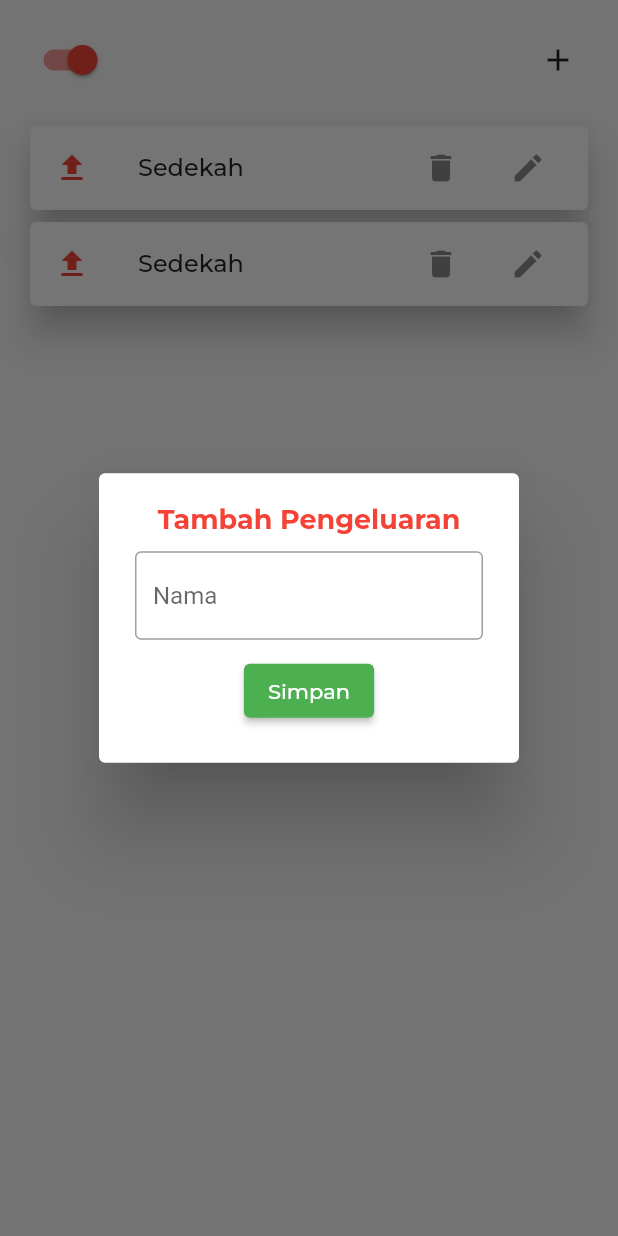
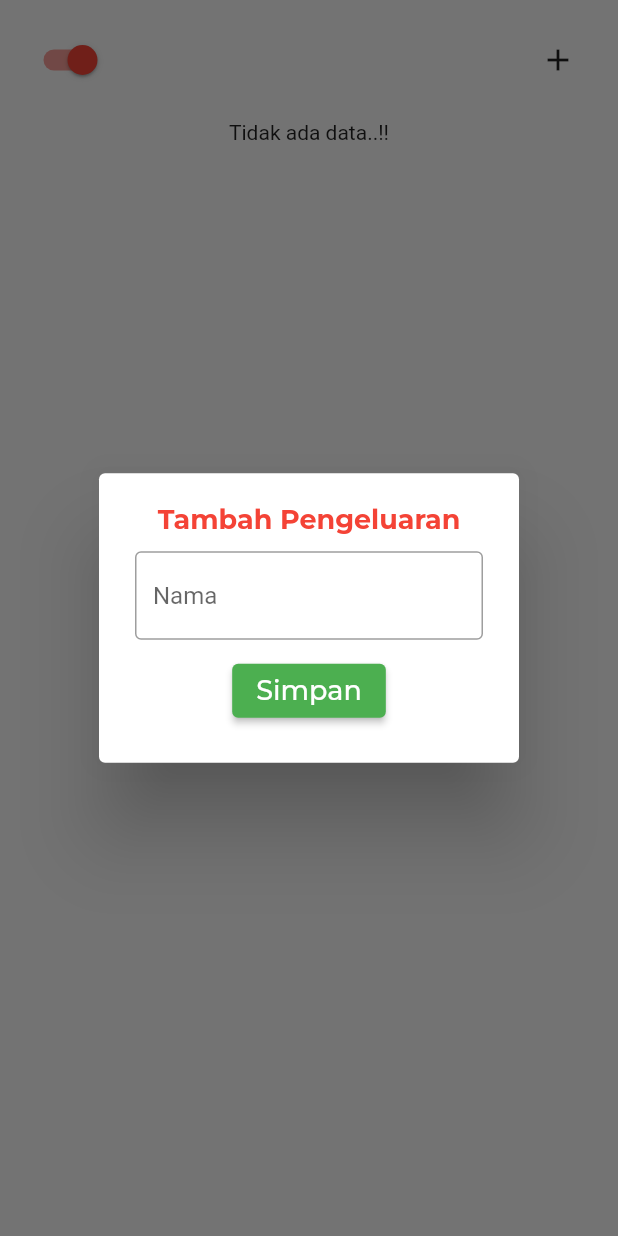
Before and after one commit to HumaCode/Aplikasi-pencatatan-keuangan-pribadi---flutter-Drift, a Flutter app: the CategoryPage widget shown alone on an empty page, opened directly, after a tap on the "add" icon, on a phone screen of 412 x 824 dp. Run offline on Flutter 3.47's test engine with Material 2 defaults, Android fonts, the phone set to English and light mode, and no system bars; our stand-ins replace drift, google_fonts; missing offline and left inert: calendar_appbar; accounts and stored records are empty; generated files the repository leaves out were written again.

Commit message:
CRUD category

```diff
--- a/lib/pages/category_page.dart
+++ b/lib/pages/category_page.dart
@@ -1,5 +1,6 @@
 import 'package:flutter/material.dart';
 import 'package:google_fonts/google_fonts.dart';
+import 'package:uangkooh/pages/models/database.dart';
 
 class CategoryPage extends StatefulWidget {
   const CategoryPage({super.key});
@@ -10,9 +11,36 @@ class CategoryPage extends StatefulWidget {
 
 class _CategoryPageState extends State<CategoryPage> {
   bool pengeluaran = true;
+  final AppDb database = AppDb();
+  int type = 2;
+  TextEditingController categoriNameController = TextEditingController();
+
+  // insert data
+  Future insert(String name, int type) async {
+    DateTime now = DateTime.now();
+    final row = await database.into(database.categories).insertReturning(
+        CategoriesCompanion.insert(
+            name: name, type: type, createdAt: now, updatedAt: now));
+
+    print(row);
+  }
+
+  // get allCategory where type
+  Future<List<Category>> getAllCategory(int type) async {
+    return await database.getAllCategoryRepo(type);
+  }
+
+  // update category
+  Future update(int categoryId, String newName) async {
+    return await database.updateCategoryRepo(categoryId, newName);
+  }
 
   // open dialog
-  void openDialog() {
+  void openDialog(Category? category) {
+    if (category != null) {
+      categoriNameController.text = category.name;
+    }
+
     showDialog(
       context: context,
       builder: (BuildContext context) {
@@ -31,6 +59,7 @@ class _CategoryPageState extends State<CategoryPage> {
                   ),
                   const SizedBox(height: 10),
                   TextFormField(
+                    controller: categoriNameController,
                     decoration: InputDecoration(
                       border: OutlineInputBorder(),
                       hintText: "Nama",
@@ -38,8 +67,38 @@ class _CategoryPageState extends State<CategoryPage> {
                   ),
                   const SizedBox(height: 10),
                   ElevatedButton(
-                      onPressed: () {},
-                      child: Text("Simpan", style: GoogleFonts.montserrat())),
+                    onPressed: () {
+                      if (category == null) {
+                        insert(
+                            categoriNameController.text, pengeluaran ? 2 : 1);
+                      } else {
+                        update(category.id, categoriNameController.text);
+                      }
+
+                      category == null
+                          ? ScaffoldMessenger.of(context).showSnackBar(
+                              SnackBar(
+                                content: Text('Berhasil menambahkan data'),
+                              ),
+                            )
+                          : ScaffoldMessenger.of(context).showSnackBar(
+                              SnackBar(
+                                content: Text('Berhasil mengubah data'),
+                              ),
+                            );
+                      Navigator.of(context, rootNavigator: true).pop('dialog');
+                      setState(() {});
+
+                      categoriNameController.clear();
+                    },
+                    child: Text(
+                      category == null ? "Simpan" : "Ubah",
+                      style: GoogleFonts.montserrat(
+                        fontSize: 18,
+                        fontWeight: FontWeight.w500,
+                      ),
+                    ),
+                  ),
                 ],
               ),
             ),
@@ -51,7 +110,7 @@ class _CategoryPageState extends State<CategoryPage> {
 
   @override
   Widget build(BuildContext context) {
-    return SafeArea(
+    return SingleChildScrollView(
       child: Column(
         children: [
           Padding(
@@ -64,6 +123,7 @@ class _CategoryPageState extends State<CategoryPage> {
                   onChanged: (bool value) {
                     setState(() {
                       pengeluaran = value;
+                      type = value ? 2 : 1;
                     });
                   },
                   inactiveTrackColor: Colors.green[200],
@@ -72,70 +132,95 @@ class _CategoryPageState extends State<CategoryPage> {
                 ),
                 IconButton(
                     onPressed: () {
-                      openDialog();
+                      openDialog(null);
                     },
                     icon: Icon(Icons.add)),
               ],
             ),
           ),
-          Padding(
+
+          //  menampilkan list data
+          FutureBuilder<List<Category>>(
+            future: getAllCategory(type),
+            builder: (context, snapshot) {
+              if (snapshot.connectionState == ConnectionState.waiting) {
+                return Center(
+                  child: CircularProgressIndicator(),
+                );
+              } else {
+                // jika ada datanya
+                if (snapshot.hasData) {
+                  if (snapshot.data!.length > 0) {
+                    return ListView.builder(
+                      shrinkWrap: true,
+                      reverse: true,
+                      physics: BouncingScrollPhysics(),
+                      itemCount: snapshot.data?.length,
+                      itemBuilder: (context, index) {
+                        return Padding(
                           padding: const EdgeInsets.symmetric(horizontal: 16),
                           child: Card(
                             elevation: 10,
                             child: ListTile(
-                leading: pengeluaran
-                    ? Icon(
-                        Icons.upload,
-                        color: Colors.red,
-                      )
-                    : Icon(
-                        Icons.download,
-                        color: Colors.green,
-                      ),
-                title: Text(
-                  'Sedekah',
-                  style: GoogleFonts.montserrat(fontWeight: FontWeight.w500),
-                ),
                                 trailing: Row(
                                   mainAxisSize: MainAxisSize.min,
                                   children: [
-                    IconButton(onPressed: () {}, icon: Icon(Icons.delete)),
-                    const SizedBox(width: 10),
-                    IconButton(onPressed: () {}, icon: Icon(Icons.edit)),
+                                    IconButton(
+                                      icon: Icon(Icons.delete),
+                                      onPressed: () {
+                                        database.deleteCategoryRepo(
+                                            snapshot.data![index].id);
+                                        ScaffoldMessenger.of(context)
+                                            .showSnackBar(
+                                          SnackBar(
+                                            content:
+                                                Text('Berhasil menghapus data'),
+                                          ),
+                                        );
+                                        setState(() {});
+                                      },
+                                    ),
+                                    SizedBox(
+                                      width: 10,
+                                    ),
+                                    IconButton(
+                                      icon: Icon(Icons.edit),
+                                      onPressed: () {
+                                        openDialog(snapshot.data![index]);
+                                      },
+                                    )
                                   ],
                                 ),
-              ),
-            ),
-          ),
-          Padding(
-            padding: const EdgeInsets.symmetric(horizontal: 16),
-            child: Card(
-              elevation: 10,
-              child: ListTile(
-                leading: pengeluaran
-                    ? Icon(
-                        Icons.upload,
-                        color: Colors.red,
-                      )
+                                leading: Container(
+                                    padding: EdgeInsets.all(3),
+                                    decoration: BoxDecoration(
+                                        color: Colors.white,
+                                        borderRadius: BorderRadius.circular(8)),
+                                    child: (pengeluaran)
+                                        ? Icon(Icons.upload,
+                                            color: Colors.redAccent[400])
                                         : Icon(
                                             Icons.download,
-                        color: Colors.green,
+                                            color: Colors.greenAccent[400],
+                                          )),
+                                title: Text(snapshot.data![index].name)),
                           ),
-                title: Text(
-                  'Sedekah',
-                  style: GoogleFonts.montserrat(fontWeight: FontWeight.w500),
-                ),
-                trailing: Row(
-                  mainAxisSize: MainAxisSize.min,
-                  children: [
-                    IconButton(onPressed: () {}, icon: Icon(Icons.delete)),
-                    const SizedBox(width: 10),
-                    IconButton(onPressed: () {}, icon: Icon(Icons.edit)),
-                  ],
-                ),
-              ),
-            ),
-          ),
+                        );
+                      },
+                    );
+                  } else {
+                    return Center(
+                      child: Text('Tidak ada data..!!'),
+                    );
+                  }
+                } else {
+                  return Center(
+                    child: Text('Tidak ada data..!!'),
+                  );
+                }
+              }
+            },
+          )
         ],
       ),
     );
--- a/lib/pages/models/database.dart
+++ b/lib/pages/models/database.dart
@@ -20,6 +20,25 @@ class AppDb extends _$AppDb {
 
   @override
   int get schemaVersion => 1;
+
+  // get category where type
+  Future<List<Category>> getAllCategoryRepo(int type) async {
+    return await (select(categories)..where((tbl) => tbl.type.equals(type)))
+        .get();
+  }
+
+  // update category
+  Future updateCategoryRepo(int id, String name) async {
+    return (update(categories)..where((tbl) => tbl.id.equals(id)))
+        .write(CategoriesCompanion(
+      name: Value(name),
+    ));
+  }
+
+  // delete category
+  Future deleteCategoryRepo(int id) async {
+    return (delete(categories)..where((tbl) => tbl.id.equals(id))).go();
+  }
 }
 
 LazyDatabase _openConnection() {
```
Lines whose indentation alone changed are shown as unchanged.
